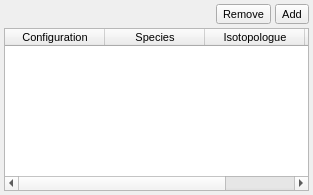
Qt form src/gui/keywordwidgets/isotopologuelist.ui (disorderedmaterials/dissolve) before a commit.
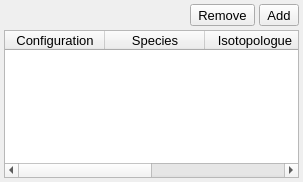
The same form after that commit. Icons and pictures are not drawn.

Commit message: Update resource location and change font size for keyword widgets.

Patch:
```diff
--- a/src/gui/keywordwidgets/isotopologuelist.ui
+++ b/src/gui/keywordwidgets/isotopologuelist.ui
@@ -6,13 +6,13 @@
    <rect>
     <x>0</x>
     <y>0</y>
-    <width>313</width>
-    <height>195</height>
+    <width>303</width>
+    <height>182</height>
    </rect>
   </property>
   <property name="font">
    <font>
-    <pointsize>8</pointsize>
+    <pointsize>10</pointsize>
    </font>
   </property>
   <property name="windowTitle">
```
Left out of the diff: 6 changed lines with no effect on the pictures. The commit also changes 4 other files.
